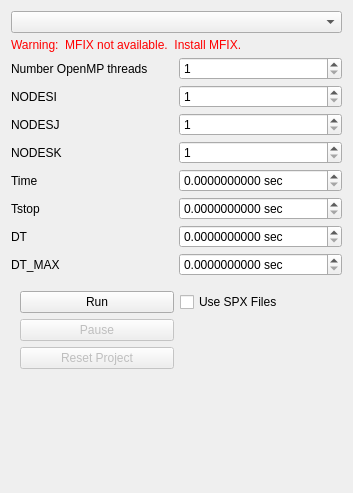
Above: gui/uifiles/run.ui from truongd8593/mfix before the change. Below: the same form after it.
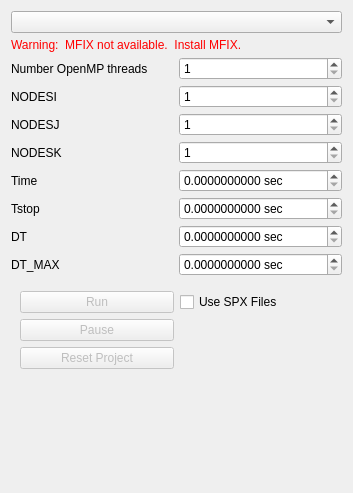
That is the form after the change. Custom widgets are drawn as their Qt base class.

Commit message: fix test_run_disabled_no_exe

What changed in the file:
```diff
--- a/gui/uifiles/run.ui
+++ b/gui/uifiles/run.ui
@@ -623,7 +623,7 @@
       <item row="0" column="0">
        <widget class="QPushButton" name="button_run_mfix">
         <property name="enabled">
-         <bool>true</bool>
+         <bool>false</bool>
         </property>
         <property name="text">
          <string>Run</string>
```
The commit also changes 1 other file.
